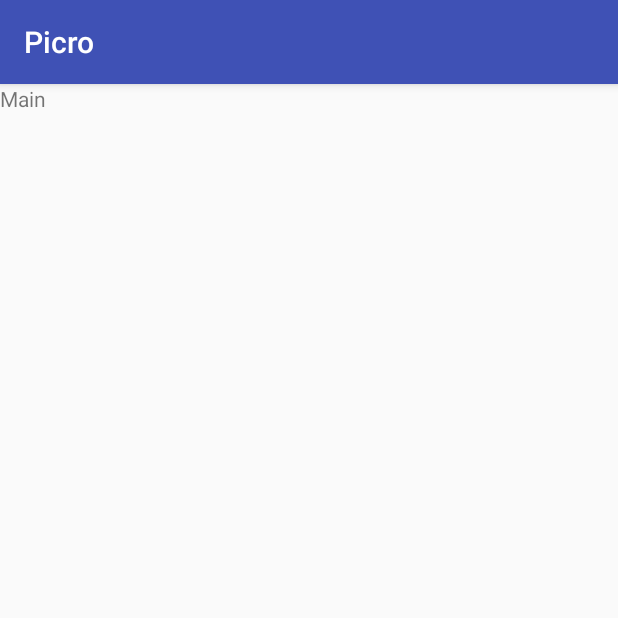
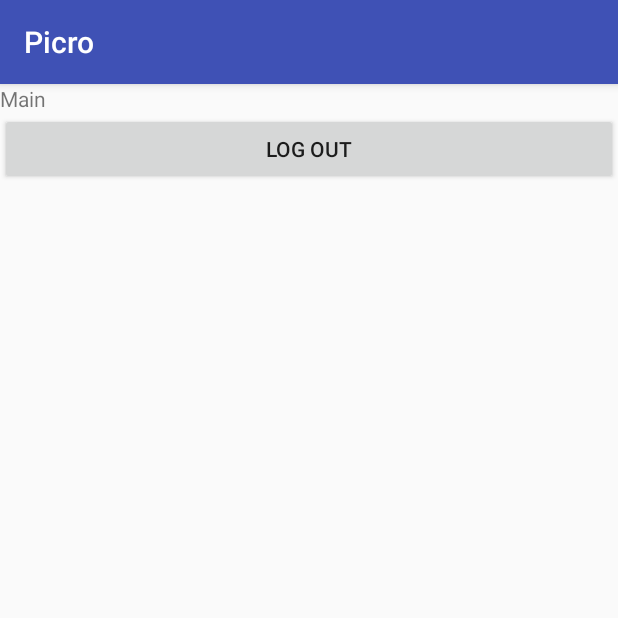
Before and after one commit to Cleonart/PicroPassengerV2, an Android app: the screen it shows after launch once a user with an empty profile is signed in (ActivityMain), on a phone screen of 412 x 824 dp, the top half of it. Run offline under Robolectric (Android 15) with nearby library versions, the phone set to English and light mode, and no system bars; our stand-ins replace Firebase (no records; nobody signed in at launch, a user with empty details on screens opened directly).

Commit message:
- sign in feature at 80%

```diff
--- a/app/src/main/java/com/example/picro_passenger/ActivityFirstRun.kt
+++ b/app/src/main/java/com/example/picro_passenger/ActivityFirstRun.kt
@@ -1,15 +1,9 @@
 package com.example.picro_passenger
 
-import android.content.Context
 import android.content.Intent
-import android.content.SharedPreferences
-import android.os.Bundle
 import androidx.appcompat.app.AppCompatActivity
 import com.example.picro_passenger.activities.ActivityMain
 import com.example.picro_passenger.cloud_functions.CloudFunctions
-import com.google.firebase.auth.FirebaseAuth
-import com.google.firebase.auth.FirebaseUser
-
 class ActivityFirstRun : AppCompatActivity() {
 
     override fun onStart() {
--- a/app/src/main/java/com/example/picro_passenger/MainActivity.kt
+++ b/app/src/main/java/com/example/picro_passenger/MainActivity.kt
@@ -2,6 +2,8 @@ package com.example.picro_passenger
 
 import androidx.appcompat.app.AppCompatActivity
 import android.os.Bundle
+import android.util.Log
+import com.example.picro_passenger.cloud_functions.CloudFunctions
 
 class MainActivity : AppCompatActivity() {
 
@@ -9,5 +11,7 @@ class MainActivity : AppCompatActivity() {
         super.onCreate(savedInstanceState)
         setContentView(R.layout.activity_main)
         supportActionBar!!.hide()
+        Log.i("FirebaseSignIn", "Verify token")
+        Log.i("FirebaseSignIn", CloudFunctions.ValidateUserSignInToken().toString())
     }
 }
--- a/app/src/main/java/com/example/picro_passenger/activities/ActivityMain.kt
+++ b/app/src/main/java/com/example/picro_passenger/activities/ActivityMain.kt
@@ -1,13 +1,33 @@
 package com.example.picro_passenger.activities
 
+import android.content.Intent
 import android.os.Bundle
+import android.util.Log
+import android.widget.Button
 import androidx.appcompat.app.AppCompatActivity
+import com.example.picro_passenger.ActivitySplash
 import com.example.picro_passenger.R
+import com.example.picro_passenger.cloud_functions.CloudFunctions
 
 class ActivityMain : AppCompatActivity(){
+
+    private lateinit var signOutButton : Button
 
     override fun onCreate(savedInstanceState: Bundle?) {
         super.onCreate(savedInstanceState)
         setContentView(R.layout.activities_main)
+        signOutButton = findViewById(R.id.SignOut)
+
+        Log.i("FirebaseSignIn", "Verify token")
+        Log.i("FirebaseSignIn", CloudFunctions.ValidateUserSignInToken().toString())
+
+
+
+        signOutButton.setOnClickListener {
+            CloudFunctions.SignOut()
+            val intent_to = Intent(this, ActivitySplash::class.java)
+            finish()
+            startActivity(intent_to)
+        }
     }
 }
--- a/app/src/main/res/layout/activities_main.xml
+++ b/app/src/main/res/layout/activities_main.xml
@@ -6,4 +6,9 @@
         android:layout_width="wrap_content"
         android:layout_height="wrap_content"
         android:text="Main" />
+    <Button
+        android:id="@+id/SignOut"
+        android:layout_width="match_parent"
+        android:layout_height="wrap_content"
+        android:text="LOG OUT"/>
 </LinearLayout>
```
Also changed, not shown: app/src/main/java/com/example/picro_passenger/preuse_activities/ActivitySignIn.kt (+13 -8 lines), app/src/main/java/com/example/picro_passenger/support/JsonObjectSignInToken.kt (+2 -6 lines), app/src/main/java/com/example/picro_passenger/support/SupportModule.kt (line endings or trailing spaces), 1 other file.
